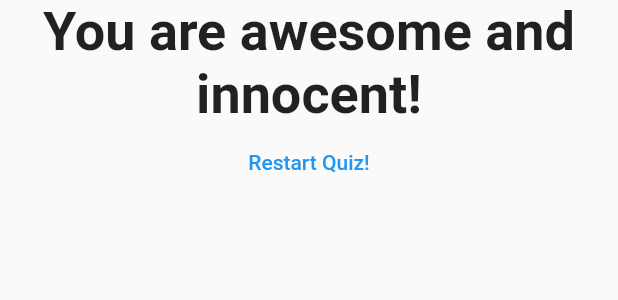
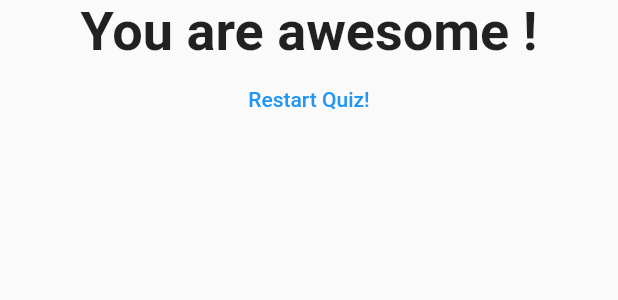
Before and after one commit to aviavinashkr/Quiz-App, a Flutter app: the Result widget shown alone on an empty page, opened directly with empty values, on a phone screen of 412 x 824 dp. Shown: the top 300 px of the screen. Run offline on Flutter 3.47's test engine with Material 2 defaults, Android fonts, the phone set to English and light mode, and no system bars.

Commit message:
Quiz App

```diff
--- a/lib/result.dart
+++ b/lib/result.dart
@@ -9,13 +9,13 @@ class Result extends StatelessWidget {
   String get resultPhrase {
     String resultText;
     if (resultScore <= 8) {
-      resultText = 'You are awesome and innocent!';
+      resultText = 'You are awesome !';
     } else if (resultScore <= 12) {
-      resultText = 'Pretty likeable!';
+      resultText = 'Pretty Good!';
     } else if (resultScore <= 16) {
-      resultText = 'You are ... strange?!';
+      resultText = 'You need to learn more ...?!';
     } else {
-      resultText = 'You are so bad!';
+      resultText = 'Better luck next time!';
     }
     return resultText;
   }
```
